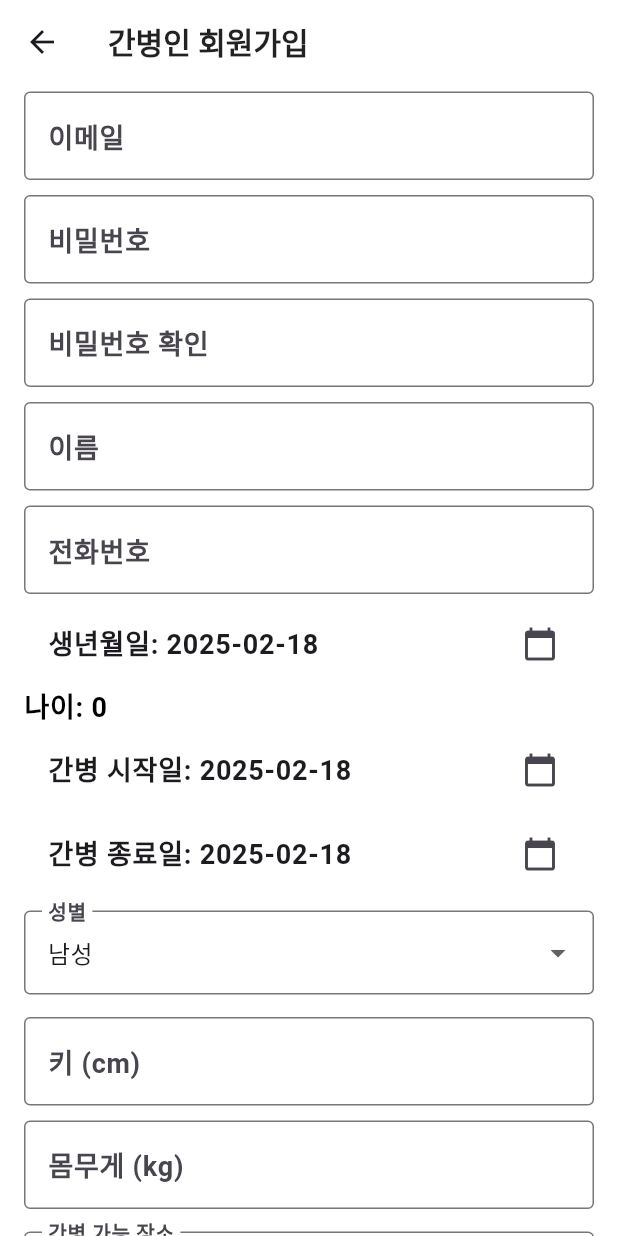
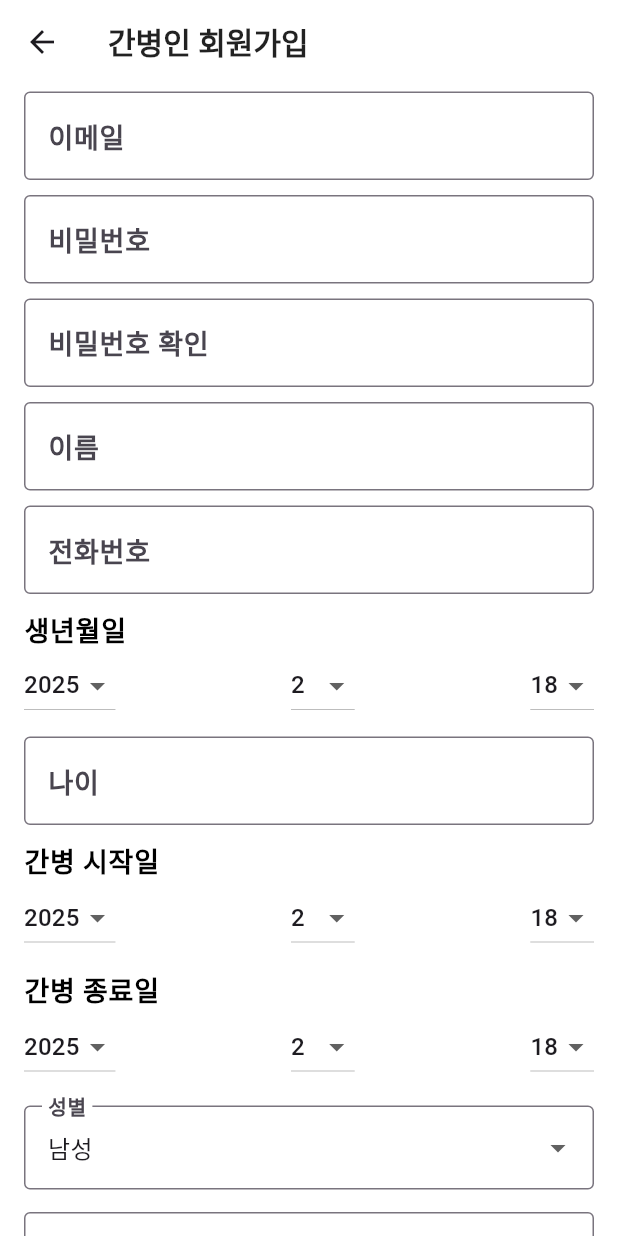
Before and after one commit to SKTPurpleHawks/CareNova, a Flutter app: the ForeignUserSignupScreen screen opened directly, on a phone screen of 412 x 824 dp. Run offline on Flutter 3.47's test engine with Material 3 defaults, Android fonts, the light colour scheme and no system bars; network calls fail; Roboto replaces fonts that are missing (NanumSquareNeobRg, NanumSquareNeodEb).

```diff
--- a/myungil/project/app/frontend/lib/foreign_edit_profile_screen.dart
+++ b/myungil/project/app/frontend/lib/foreign_edit_profile_screen.dart
@@ -127,7 +127,7 @@ class _ForeignEditProfileScreenState extends State<ForeignEditProfileScreen> {
         return;
       }
 
-      final url = Uri.parse('http://172.23.250.30:8000/user-info');
+      final url = Uri.parse('http://172.30.1.53:8000/user-info');
 
       try {
         final response = await http.put(
--- a/myungil/project/app/frontend/lib/foreign_home_screen.dart
+++ b/myungil/project/app/frontend/lib/foreign_home_screen.dart
@@ -28,7 +28,7 @@ class _ForeignHomeScreenState extends State<ForeignHomeScreen> {
 
   /// 🔹 사용자 정보를 가져오는 함수
   Future<void> fetchUserInfo() async {
-    final url = Uri.parse('http://172.23.250.30:8000/user-info'); // 백엔드 API 엔드포인트
+    final url = Uri.parse('http://172.30.1.53:8000/user-info'); // 백엔드 API 엔드포인트
 
     try {
       final response = await http.get(
--- a/myungil/project/app/frontend/lib/foreign_user_signup_screen.dart
+++ b/myungil/project/app/frontend/lib/foreign_user_signup_screen.dart
@@ -6,7 +6,8 @@ import 'login_screen.dart';
 
 class ForeignUserSignupScreen extends StatefulWidget {
   @override
-  _ForeignUserSignupScreenState createState() => _ForeignUserSignupScreenState();
+  _ForeignUserSignupScreenState createState() =>
+      _ForeignUserSignupScreenState();
 }
 
 class _ForeignUserSignupScreenState extends State<ForeignUserSignupScreen> {
@@ -18,6 +19,7 @@ class _ForeignUserSignupScreenState extends State<ForeignUserSignupScreen> {
   final _phoneNumberController = TextEditingController();
   final _heightController = TextEditingController();
   final _weightController = TextEditingController();
+  final _ageController = TextEditingController(); // 🔹 추가됨 (나이 입력)
 
   DateTime _birthday = DateTime.now();
   int _age = 0;
@@ -42,7 +44,7 @@ class _ForeignUserSignupScreenState extends State<ForeignUserSignupScreen> {
       }
 
       final response = await http.post(
-        Uri.parse('http://172.23.250.30:8000/signup/foreign'),
+        Uri.parse('http://172.30.1.53:8000/signup/foreign'),
         headers: {'Content-Type': 'application/json'},
         body: json.encode({
           'email': _emailController.text,
@@ -50,7 +52,7 @@ class _ForeignUserSignupScreenState extends State<ForeignUserSignupScreen> {
           'name': _nameController.text,
           'phonenumber': _phoneNumberController.text,
           'birthday': _birthday.toIso8601String().split('T')[0],
-          'age': _age,
+          'age': int.parse(_ageController.text), // 🔹 수정됨
           'sex': _sex,
           'startdate': _startDate.toIso8601String().split('T')[0],
           'enddate': _endDate.toIso8601String().split('T')[0],
@@ -79,29 +81,12 @@ class _ForeignUserSignupScreenState extends State<ForeignUserSignupScreen> {
     }
   }
 
-  Future<void> _selectDate(BuildContext context, DateTime initialDate, Function(DateTime) onSelect) async {
-    final DateTime? picked = await showDatePicker(
-      context: context,
-      initialDate: initialDate,
-      firstDate: DateTime(1900),
-      lastDate: DateTime.now(),
-    );
-    if (picked != null && picked != initialDate) {
-      setState(() {
-        onSelect(picked);
-
-        if (initialDate == _birthday) {
-          _age = _calculateAge(picked);
-        }
-      });
-    }
-  }
-
   int _calculateAge(DateTime birthDate) {
     DateTime currentDate = DateTime.now();
     int age = currentDate.year - birthDate.year;
     if (currentDate.month < birthDate.month ||
-        (currentDate.month == birthDate.month && currentDate.day < birthDate.day)) {
+        (currentDate.month == birthDate.month &&
+            currentDate.day < birthDate.day)) {
       age--;
     }
     return age;
@@ -121,23 +106,54 @@ class _ForeignUserSignupScreenState extends State<ForeignUserSignupScreen> {
               children: [
                 _buildTextField(_emailController, "이메일"),
                 _buildTextField(_passwordController, "비밀번호", isPassword: true),
-                _buildTextField(_confirmPasswordController, "비밀번호 확인", isPassword: true),
+                _buildTextField(_confirmPasswordController, "비밀번호 확인",
+                    isPassword: true),
                 _buildTextField(_nameController, "이름"),
-                _buildTextField(_phoneNumberController, "전화번호", keyboardType: TextInputType.phone),
-                _buildDatePicker("생년월일", _birthday, (date) => setState(() {
-                  _birthday = date;
-                  _age = _calculateAge(date);
-                })),
-                Text('나이: $_age', style: Theme.of(context).textTheme.bodyLarge),
-                _buildDatePicker("간병 시작일", _startDate, (date) => setState(() => _startDate = date)),
-                _buildDatePicker("간병 종료일", _endDate, (date) => setState(() => _endDate = date)),
-                _buildDropdown("성별", _sex, ['남성', '여성'], (value) => setState(() => _sex = value)),
-                _buildTextField(_heightController, "키 (cm)", keyboardType: TextInputType.number),
-                _buildTextField(_weightController, "몸무게 (kg)", keyboardType: TextInputType.number),
-                _buildDropdown("간병 가능 장소", _spot, ['병원', '집', '둘 다'], (value) => setState(() => _spot = value)),
-                _buildDropdown("선호하는 환자의 걸음 상태", _canWalkPatient, ['걸을 수 없음', '걸을 수 있음', '상관없음'], (value) => setState(() => _canWalkPatient = value)),
-                _buildDropdown("선호하는 환자 성별", _preferSex, ['남성', '여성', '상관없음'], (value) => setState(() => _preferSex = value)),
-                _buildDropdown("흡연 여부", _smoking, ['비흡연', '흡연'], (value) => setState(() => _smoking = value)),
+                _buildTextField(_phoneNumberController, "전화번호",
+                    keyboardType: TextInputType.phone),
+
+
+                _buildDateSelection("생년월일", _birthday, (date) {
+                  setState(() {
+                    _birthday = date;
+                    _age = _calculateAge(date);
+                    _ageController.text = _age.toString(); // 🔹 나이 필드 자동 업데이트
+                  });
+                }),
+
+
+                _buildTextField(
+                  _ageController,
+                  "나이",
+                  keyboardType: TextInputType.number,
+                  readOnly: true,
+                ),
+
+                // 📌 간병 시작일 선택
+                _buildDateSelection("간병 시작일", _startDate, (date) {
+                  setState(() {
+                    _startDate = date;
+                  });
+                }),
+
+                // 📌 간병 종료일 선택
+                _buildDateSelection("간병 종료일", _endDate, (date) {
+                  setState(() {
+                    _endDate = date;
+                  });
+                }),
+
+                _buildDropdown("성별", _sex, ['남성', '여성'],
+                    (value) => setState(() => _sex = value)),
+                _buildTextField(_heightController, "키 (cm)",
+                    keyboardType: TextInputType.number),
+                _buildTextField(_weightController, "몸무게 (kg)",
+                    keyboardType: TextInputType.number),
+                _buildDropdown("간병 가능 장소", _spot, ['병원', '집', '둘 다'],
+                    (value) => setState(() => _spot = value)),
+                _buildDropdown("흡연 여부", _smoking, ['비흡연', '흡연'],
+                    (value) => setState(() => _smoking = value)),
+
                 SizedBox(height: 20),
                 Container(
                   width: double.infinity,
@@ -159,34 +175,110 @@ class _ForeignUserSignupScreenState extends State<ForeignUserSignupScreen> {
     );
   }
 
-  Widget _buildTextField(TextEditingController controller, String label, {bool isPassword = false, TextInputType keyboardType = TextInputType.text}) {
+  Widget _buildDateSelection(
+      String label, DateTime selectedDate, Function(DateTime) onDateChanged) {
+    return Padding(
+      padding: const EdgeInsets.symmetric(vertical: 5),
+      child: Column(
+        crossAxisAlignment: CrossAxisAlignment.start,
+        children: [
+          Text(label, style: Theme.of(context).textTheme.bodyLarge),
+          Row(
+            mainAxisAlignment: MainAxisAlignment.spaceBetween,
+            children: [
+              _buildDropdownYear(selectedDate, onDateChanged),
+              _buildDropdownMonth(selectedDate, onDateChanged),
+              _buildDropdownDay(selectedDate, onDateChanged),
+            ],
+          ),
+        ],
+      ),
+    );
+  }
+
+  Widget _buildDropdownYear(
+      DateTime selectedDate, Function(DateTime) onDateChanged) {
+    return DropdownButton<String>(
+      value: selectedDate.year.toString(),
+      items: List.generate(100, (index) {
+        int year = DateTime.now().year - index;
+        return DropdownMenuItem(value: year.toString(), child: Text("$year"));
+      }),
+      onChanged: (String? newValue) {
+        setState(() {
+          onDateChanged(DateTime(
+              int.parse(newValue!), selectedDate.month, selectedDate.day));
+        });
+      },
+    );
+  }
+
+  Widget _buildDropdownMonth(
+      DateTime selectedDate, Function(DateTime) onDateChanged) {
+    return DropdownButton<String>(
+      value: selectedDate.month.toString().padLeft(2, '0'),
+      items: List.generate(12, (index) {
+        int month = index + 1;
+        return DropdownMenuItem(
+            value: month.toString().padLeft(2, '0'), child: Text("$month"));
+      }),
+      onChanged: (String? newValue) {
+        setState(() {
+          onDateChanged(DateTime(
+              selectedDate.year, int.parse(newValue!), selectedDate.day));
+        });
+      },
+    );
+  }
+
+  Widget _buildDropdownDay(
+      DateTime selectedDate, Function(DateTime) onDateChanged) {
+    return DropdownButton<String>(
+      value: selectedDate.day.toString().padLeft(2, '0'),
+      items: List.generate(31, (index) {
+        int day = index + 1;
+        return DropdownMenuItem(
+            value: day.toString().padLeft(2, '0'), child: Text("$day"));
+      }),
+      onChanged: (String? newValue) {
+        setState(() {
+          onDateChanged(DateTime(
+              selectedDate.year, selectedDate.month, int.parse(newValue!)));
+        });
+      },
+    );
+  }
+
+  Widget _buildTextField(TextEditingController controller, String label,
+      {bool isPassword = false, bool readOnly = false,
+      TextInputType keyboardType = TextInputType.text}) {
     return Padding(
       padding: const EdgeInsets.symmetric(vertical: 5),
       child: TextFormField(
         controller: controller,
         obscureText: isPassword,
         keyboardType: keyboardType,
-        decoration: InputDecoration(labelText: label, border: OutlineInputBorder()),
-        validator: (value) => value == null || value.isEmpty ? '$label을 입력해주세요' : null,
+        readOnly: readOnly,
+        decoration:
+            InputDecoration(labelText: label, border: OutlineInputBorder()),
+        validator: (value) =>
+            value == null || value.isEmpty ? '$label을 입력해주세요' : null,
       ),
     );
   }
 
-  Widget _buildDatePicker(String label, DateTime date, Function(DateTime) onSelect) {
-    return ListTile(
-      title: Text("$label: ${DateFormat('yyyy-MM-dd').format(date)}"),
-      trailing: Icon(Icons.calendar_today),
-      onTap: () => _selectDate(context, date, onSelect),
-    );
-  }
-
-  Widget _buildDropdown(String label, String value, List<String> items, void Function(String) onChanged) {
+  Widget _buildDropdown(String label, String value, List<String> items,
+      void Function(String) onChanged) {
     return Padding(
       padding: const EdgeInsets.symmetric(vertical: 10),
       child: DropdownButtonFormField<String>(
         value: value,
-        decoration: InputDecoration(labelText: label, border: OutlineInputBorder()),
-        items: items.map((String item) => DropdownMenuItem(value: item, child: Text(item))).toList(),
+        decoration:
+            InputDecoration(labelText: label, border: OutlineInputBorder()),
+        items: items
+            .map((String item) =>
+                DropdownMenuItem(value: item, child: Text(item)))
+            .toList(),
         onChanged: (String? newValue) {
           if (newValue != null) onChanged(newValue);
         },
--- a/myungil/project/app/frontend/lib/login_screen.dart
+++ b/myungil/project/app/frontend/lib/login_screen.dart
@@ -15,7 +15,7 @@ class _LoginScreenState extends State<LoginScreen> {
   final _passwordController = TextEditingController();
 
   Future<void> _login() async {
-    final String baseUrl = "http://172.23.250.30:8000"; // FastAPI 서버 IP 사용
+    final String baseUrl = "http://172.30.1.53:8000"; // FastAPI 서버 IP 사용
     final String url = "$baseUrl/login";
     final response = await http.post(
       Uri.parse(url),
--- a/myungil/project/app/frontend/lib/patient_add_screen.dart
+++ b/myungil/project/app/frontend/lib/patient_add_screen.dart
@@ -50,7 +50,7 @@ class _PatientAddScreenState extends State<PatientAddScreen> {
   Future<void> _addPatient() async {
   if (_formKey.currentState!.validate()) {
     final response = await http.post(
-      Uri.parse('http://172.23.250.30:8000/add_patient'),
+      Uri.parse('http://172.30.1.53:8000/add_patient'),
       headers: {
         'Authorization': 'Bearer ${widget.token}',
         'Content-Type': 'application/json',
--- a/myungil/project/app/frontend/lib/protector_home_screen.dart
+++ b/myungil/project/app/frontend/lib/protector_home_screen.dart
@@ -24,7 +24,7 @@ class _ProtectorUserHomeScreenState extends State<ProtectorUserHomeScreen> {
 
   Future<void> _fetchCaregivers() async {
     final response = await http.get(
-      Uri.parse('http://172.23.250.30:8000/caregivers'),
+      Uri.parse('http://172.30.1.53:8000/caregivers'),
       headers: {
         'Authorization': 'Bearer ${widget.token}',
         'Content-Type': 'application/json; charset=UTF-8',
@@ -139,7 +139,7 @@ class _ProtectorUserHomeScreenState extends State<ProtectorUserHomeScreen> {
   }
 }
 
-/// 🔹 간병인 상세 정보 화면
+
 class CaregiverDetailScreen extends StatelessWidget {
   final Map<String, dynamic> caregiver;
 
--- a/myungil/project/app/frontend/lib/protector_user_signup_screen.dart
+++ b/myungil/project/app/frontend/lib/protector_user_signup_screen.dart
@@ -30,7 +30,7 @@ class _ProtectorUserSignupScreenState extends State<ProtectorUserSignupScreen> {
       }
 
       final response = await http.post(
-        Uri.parse('http://172.23.250.30:8000/signup/protector'),
+        Uri.parse('http://172.30.1.53:8000/signup/protector'),
         headers: {'Content-Type': 'application/json'},
         body: json.encode({
           'email': emailController.text,
```
Also changed, not shown: myungil/project/app/frontend/lib/patient_detail_screen.dart (added, +69 -0 lines), myungil/project/app/frontend/lib/patient_manage_screen.dart (+8 -56 lines), 1 other file.
